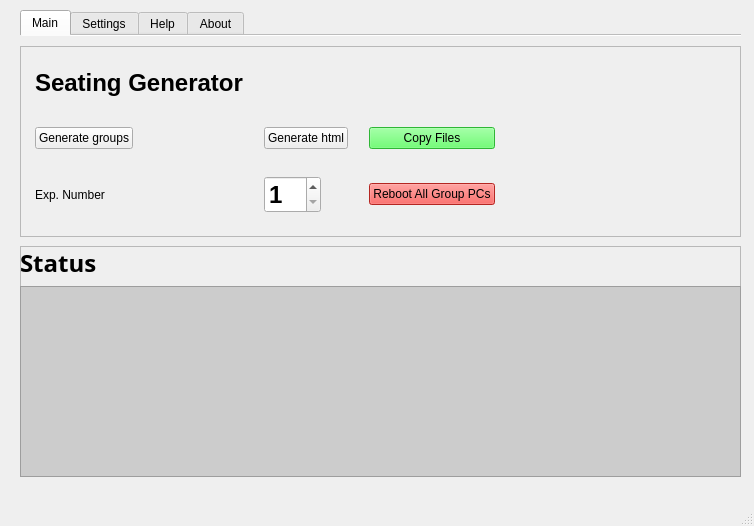
This is YorkULabSeating.ui in tdgskinner/yorku-phys-lab-seating as Qt 5 draws it before an edit. The edited form follows.
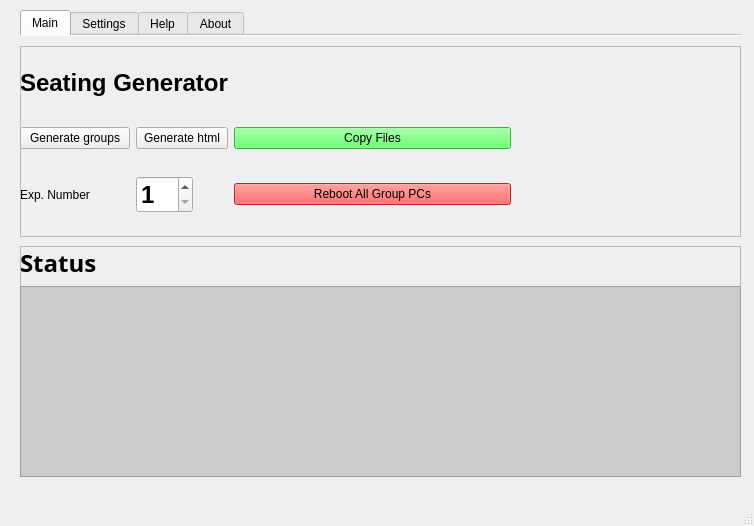
This is the edited form. The open tabs and pages were chosen to show the change. Icons and pictures are not drawn.

The edit to the form file:
```diff
--- a/YorkULabSeating.ui
+++ b/YorkULabSeating.ui
@@ -92,7 +92,7 @@
         <item row="2" column="0">
          <widget class="QPushButton" name="pushButton_grouping">
           <property name="sizePolicy">
-           <sizepolicy hsizetype="Fixed" vsizetype="Fixed">
+           <sizepolicy hsizetype="Preferred" vsizetype="Fixed">
             <horstretch>0</horstretch>
             <verstretch>0</verstretch>
            </sizepolicy>
@@ -110,7 +110,7 @@
         <item row="2" column="1">
          <widget class="QPushButton" name="pushButton_htmlgen">
           <property name="sizePolicy">
-           <sizepolicy hsizetype="Fixed" vsizetype="Fixed">
+           <sizepolicy hsizetype="Preferred" vsizetype="Fixed">
             <horstretch>0</horstretch>
             <verstretch>0</verstretch>
            </sizepolicy>
@@ -146,30 +146,10 @@
           </property>
          </widget>
         </item>
-        <item row="1" column="0">
-         <widget class="QLabel" name="label_5">
-          <property name="sizePolicy">
-           <sizepolicy hsizetype="Preferred" vsizetype="Fixed">
-            <horstretch>0</horstretch>
-            <verstretch>0</verstretch>
-           </sizepolicy>
-          </property>
-          <property name="font">
-           <font>
-            <pointsize>18</pointsize>
-            <weight>75</weight>
-            <bold>true</bold>
-           </font>
-          </property>
-          <property name="text">
-           <string>Seating Generator</string>
-          </property>
-         </widget>
-        </item>
         <item row="3" column="2">
          <widget class="QPushButton" name="pushButton_rebootPCs">
           <property name="sizePolicy">
-           <sizepolicy hsizetype="Fixed" vsizetype="Fixed">
+           <sizepolicy hsizetype="Preferred" vsizetype="Fixed">
             <horstretch>0</horstretch>
             <verstretch>0</verstretch>
            </sizepolicy>
@@ -229,7 +209,7 @@
         <item row="2" column="2">
          <widget class="QPushButton" name="pushButton_copyfiles">
           <property name="sizePolicy">
-           <sizepolicy hsizetype="Minimum" vsizetype="Fixed">
+           <sizepolicy hsizetype="Preferred" vsizetype="Fixed">
             <horstretch>0</horstretch>
             <verstretch>0</verstretch>
            </sizepolicy>
@@ -247,6 +227,26 @@
           </property>
          </widget>
         </item>
+        <item row="1" column="0" colspan="2">
+         <widget class="QLabel" name="label_5">
+          <property name="sizePolicy">
+           <sizepolicy hsizetype="Preferred" vsizetype="Fixed">
+            <horstretch>0</horstretch>
+            <verstretch>0</verstretch>
+           </sizepolicy>
+          </property>
+          <property name="font">
+           <font>
+            <pointsize>18</pointsize>
+            <weight>75</weight>
+            <bold>true</bold>
+           </font>
+          </property>
+          <property name="text">
+           <string>Seating Generator</string>
+          </property>
+         </widget>
+        </item>
        </layout>
       </widget>
      </widget>
```
Left out of the diff: 76 changed lines with no effect on the pictures.
